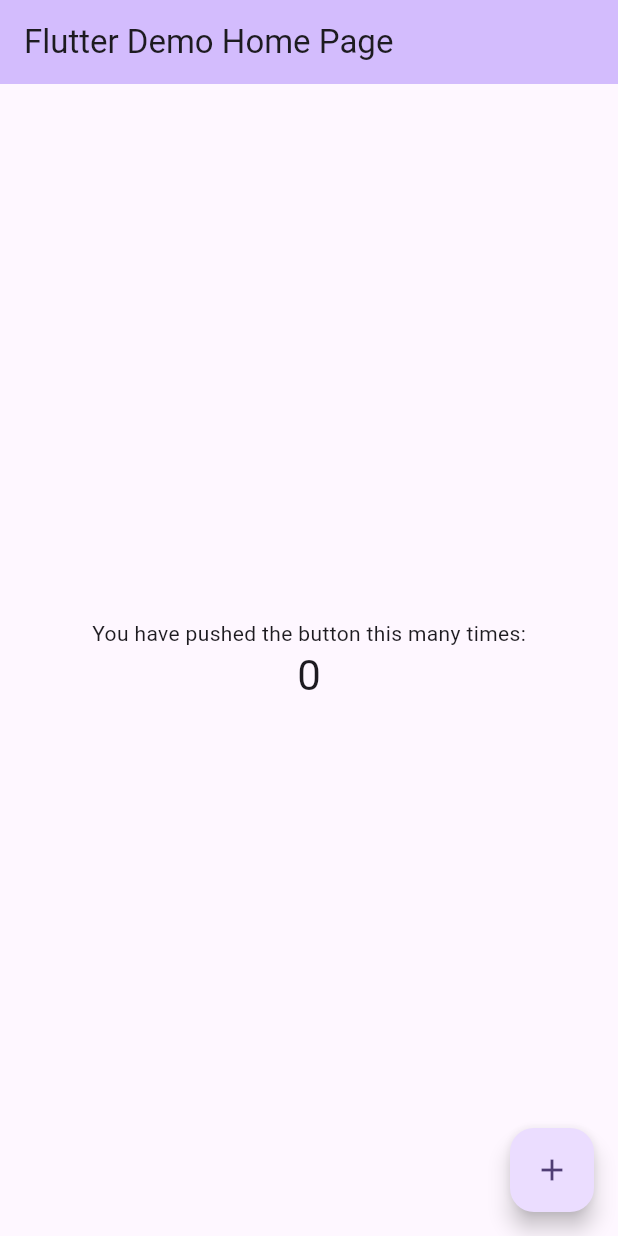
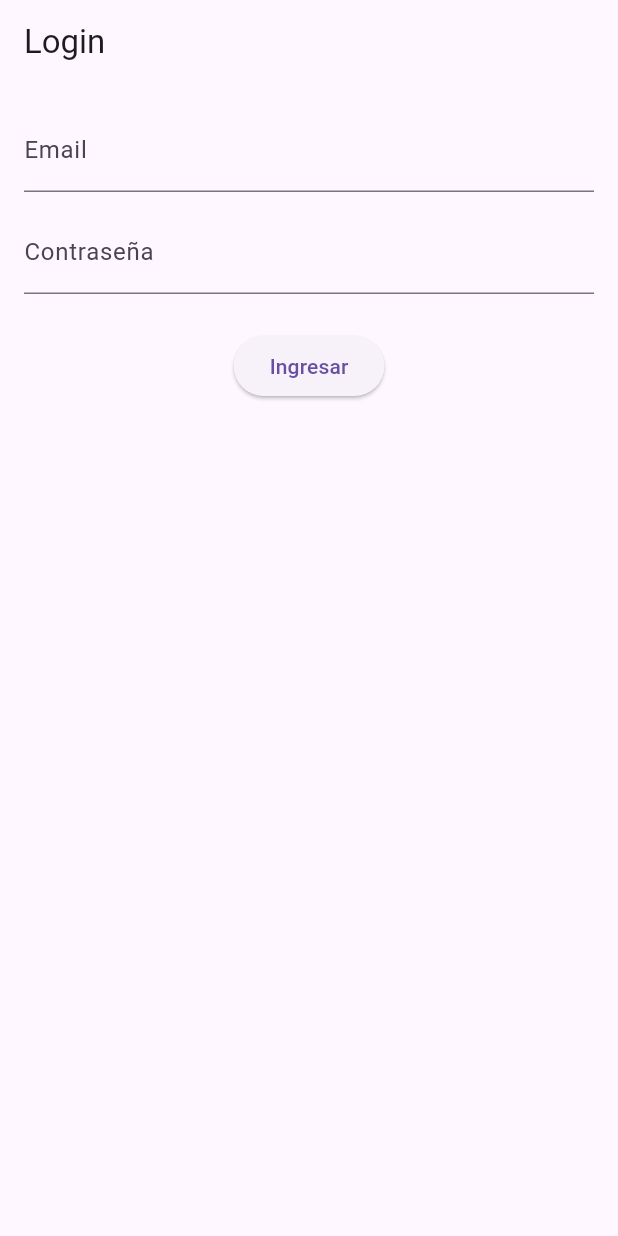
Before and after one commit to MrPol4r/Proyecto_Moviles_II_Huallpa-Escobar-Anahua-Zevallos-Salinas-Soto, a Flutter app: the screen it shows after launch, on a phone screen of 412 x 824 dp. Run offline on Flutter 3.47's test engine with Material 3 defaults, Android fonts, the phone set to English and light mode, and no system bars.

Commit message:
Login - redirección y manejo de errores (#5)

```diff
--- a/proyecto_moviles_2/lib/main.dart
+++ b/proyecto_moviles_2/lib/main.dart
@@ -1,4 +1,6 @@
 import 'package:flutter/material.dart';
+import 'screens/login_screen.dart';
+import 'screens/home_screen.dart';
 
 void main() {
   runApp(const MyApp());
@@ -7,116 +9,16 @@
 class MyApp extends StatelessWidget {
   const MyApp({super.key});
 
-  // This widget is the root of your application.
+
   @override
   Widget build(BuildContext context) {
     return MaterialApp(
-      title: 'Flutter Demo',
-      theme: ThemeData(
-        // This is the theme of your application.
-        //
-        // TRY THIS: Try running your application with "flutter run". You'll see
-        // the application has a purple toolbar. Then, without quitting the app,
-        // try changing the seedColor in the colorScheme below to Colors.green
-        // and then invoke "hot reload" (save your changes or press the "hot
-        // reload" button in a Flutter-supported IDE, or press "r" if you used
-        // the command line to start the app).
-        //
-        // Notice that the counter didn't reset back to zero; the application
-        // state is not lost during the reload. To reset the state, use hot
-        // restart instead.
-        //
-        // This works for code too, not just values: Most code changes can be
-        // tested with just a hot reload.
-        colorScheme: ColorScheme.fromSeed(seedColor: Colors.deepPurple),
-      ),
-      home: const MyHomePage(title: 'Flutter Demo Home Page'),
+      title: 'MyApp',
+      initialRoute: '/',
+      routes: {
+        '/': (ctx) => const LoginScreen(),
+        '/home': (ctx) => const HomeScreen(),
+      },
     );
   }
 }
-
-class MyHomePage extends StatefulWidget {
-  const MyHomePage({super.key, required this.title});
-
-  // This widget is the home page of your application. It is stateful, meaning
-  // that it has a State object (defined below) that contains fields that affect
-  // how it looks.
-
-  // This class is the configuration for the state. It holds the values (in this
-  // case the title) provided by the parent (in this case the App widget) and
-  // used by the build method of the State. Fields in a Widget subclass are
-  // always marked "final".
-
-  final String title;
-
-  @override
-  State<MyHomePage> createState() => _MyHomePageState();
-}
-
-class _MyHomePageState extends State<MyHomePage> {
-  int _counter = 0;
-
-  void _incrementCounter() {
-    setState(() {
-      // This call to setState tells the Flutter framework that something has
-      // changed in this State, which causes it to rerun the build method below
-      // so that the display can reflect the updated values. If we changed
-      // _counter without calling setState(), then the build method would not be
-      // called again, and so nothing would appear to happen.
-      _counter++;
-    });
-  }
-
-  @override
-  Widget build(BuildContext context) {
-    // This method is rerun every time setState is called, for instance as done
-    // by the _incrementCounter method above.
-    //
-    // The Flutter framework has been optimized to make rerunning build methods
-    // fast, so that you can just rebuild anything that needs updating rather
-    // than having to individually change instances of widgets.
-    return Scaffold(
-      appBar: AppBar(
-        // TRY THIS: Try changing the color here to a specific color (to
-        // Colors.amber, perhaps?) and trigger a hot reload to see the AppBar
-        // change color while the other colors stay the same.
-        backgroundColor: Theme.of(context).colorScheme.inversePrimary,
-        // Here we take the value from the MyHomePage object that was created by
-        // the App.build method, and use it to set our appbar title.
-        title: Text(widget.title),
-      ),
-      body: Center(
-        // Center is a layout widget. It takes a single child and positions it
-        // in the middle of the parent.
-        child: Column(
-          // Column is also a layout widget. It takes a list of children and
-          // arranges them vertically. By default, it sizes itself to fit its
-          // children horizontally, and tries to be as tall as its parent.
-          //
-          // Column has various properties to control how it sizes itself and
-          // how it positions its children. Here we use mainAxisAlignment to
-          // center the children vertically; the main axis here is the vertical
-          // axis because Columns are vertical (the cross axis would be
-          // horizontal).
-          //
-          // TRY THIS: Invoke "debug painting" (choose the "Toggle Debug Paint"
-          // action in the IDE, or press "p" in the console), to see the
-          // wireframe for each widget.
-          mainAxisAlignment: MainAxisAlignment.center,
-          children: <Widget>[
-            const Text('You have pushed the button this many times:'),
-            Text(
-              '$_counter',
-              style: Theme.of(context).textTheme.headlineMedium,
-            ),
-          ],
-        ),
-      ),
-      floatingActionButton: FloatingActionButton(
-        onPressed: _incrementCounter,
-        tooltip: 'Increment',
-        child: const Icon(Icons.add),
-      ), // This trailing comma makes auto-formatting nicer for build methods.
-    );
-  }
-}
--- /dev/null
+++ b/proyecto_moviles_2/lib/screens/login_screen.dart
@@ -0,0 +1,83 @@
+// lib/screens/login_screen.dart
+import 'package:flutter/material.dart';
+import '../services/auth_service.dart';
+
+class LoginScreen extends StatefulWidget {
+  const LoginScreen({super.key});
+  @override
+  State<LoginScreen> createState() => _LoginScreenState();
+}
+
+class _LoginScreenState extends State<LoginScreen> {
+  final _formKey = GlobalKey<FormState>();
+  final _emailCtrl = TextEditingController();
+  final _passCtrl  = TextEditingController();
+  bool _loading = false;
+
+  Future<void> _onLogin() async {
+    if (!_formKey.currentState!.validate()) return;
+    setState(() => _loading = true);
+
+    try {
+      final ok = await AuthService.signIn(
+        _emailCtrl.text.trim(),
+        _passCtrl.text.trim(),
+      );
+      if (ok) {
+        Navigator.of(context).pushReplacementNamed('/home');
+      } else {
+        throw 'Credenciales incorrectas';
+      }
+    } catch (e) {
+      ScaffoldMessenger.of(context).showSnackBar(
+        SnackBar(content: Text('Error al iniciar sesión: $e')),
+      );
+    } finally {
+      setState(() => _loading = false);
+    }
+  }
+
+  @override
+  Widget build(BuildContext context) {
+    return Scaffold(
+      appBar: AppBar(title: const Text('Login')),
+      body: Padding(
+        padding: const EdgeInsets.all(16),
+        child: Form(
+          key: _formKey,
+          child: Column(
+            children: [
+              TextFormField(
+                controller: _emailCtrl,
+                decoration: const InputDecoration(labelText: 'Email'),
+                validator: (v) {
+                  if (v == null || v.isEmpty)     return 'Ingresa tu email';
+                  if (!RegExp(r'^\S+@\S+\.\S+$').hasMatch(v))
+                                                   return 'Email inválido';
+                  return null;
+                },
+              ),
+              const SizedBox(height: 12),
+              TextFormField(
+                controller: _passCtrl,
+                decoration: const InputDecoration(labelText: 'Contraseña'),
+                obscureText: true,
+                validator: (v) {
+                  if (v == null || v.isEmpty) return 'Ingresa tu contraseña';
+                  return null;
+                },
+              ),
+              const SizedBox(height: 24),
+              _loading
+                ? const CircularProgressIndicator()
+                : ElevatedButton(
+                    onPressed: _onLogin,
+                    child: const Text('Ingresar'),
+                  ),
+            ],
+          ),
+        ),
+      ),
+    );
+  }
+}
--- /dev/null
+++ b/proyecto_moviles_2/lib/services/auth_service.dart
@@ -0,0 +1,9 @@
+// lib/services/auth_service.dart
+class AuthService {
+  /// Simula el login en 2 segundos.
+  static Future<bool> signIn(String email, String pass) async {
+    await Future.delayed(const Duration(seconds: 2));
+    // TODO: reemplazar por FirebaseAuth cuando integres Firebase.
+    return email == 'user@correo.com' && pass == 'password123';
+  }
+}
```
Also changed, not shown: proyecto_moviles_2/lib/screens/home_screen.dart (added, +13 -0 lines).
